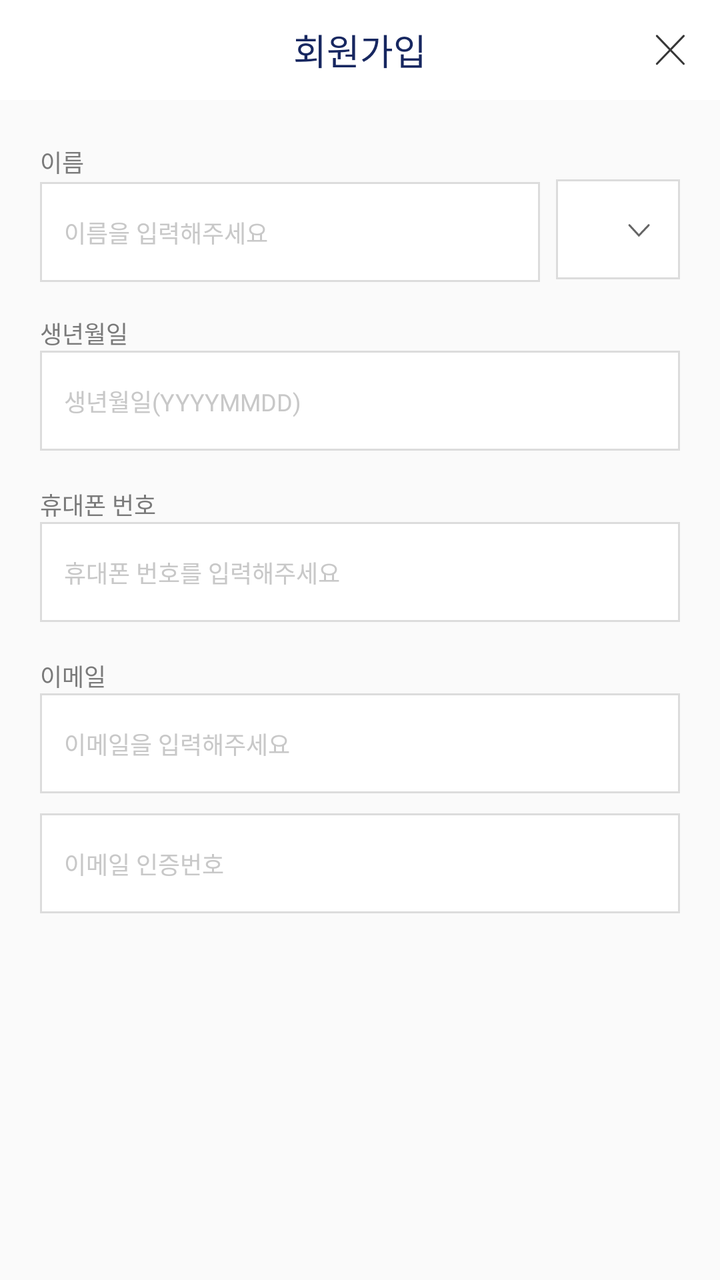
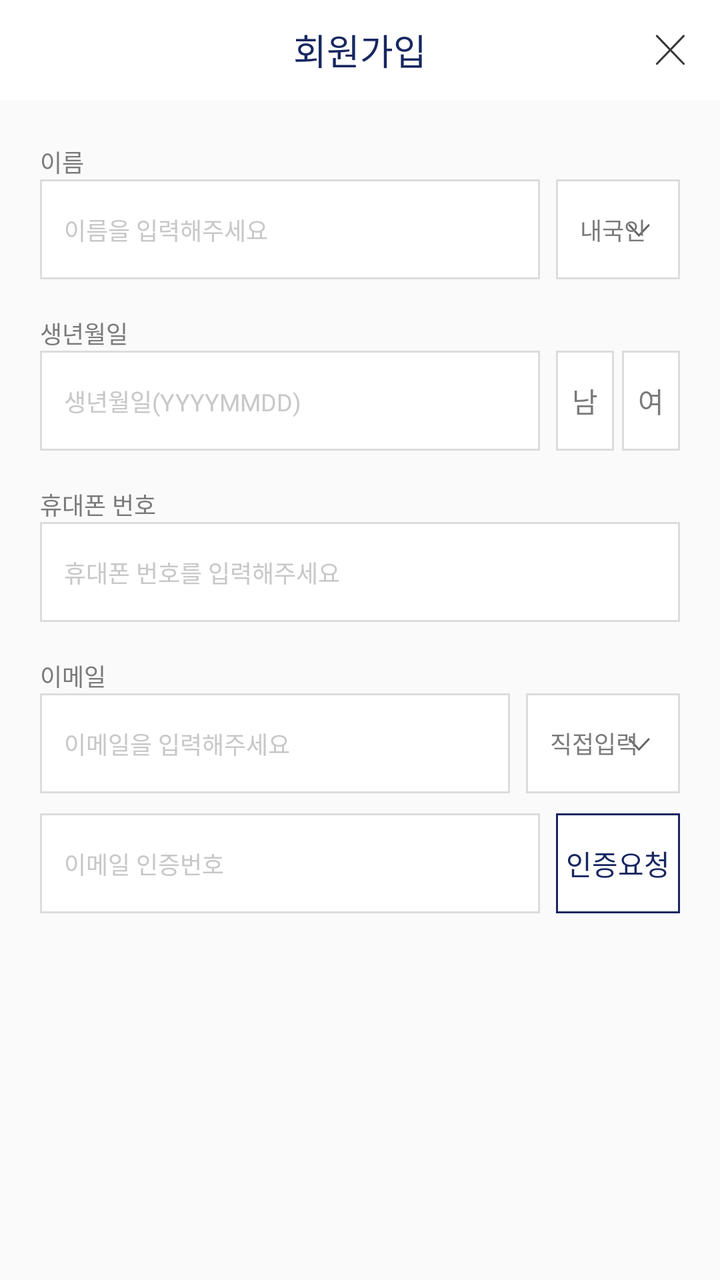

The first picture is an Android layout as it rendered before a commit; the second is the same layout after the commit. The layout source and the unified diff follow.
<!-- AndroidManifest.xml: application theme Theme.TestApplication -->
<!-- res/layout/edit_text.xml -->
<?xml version="1.0" encoding="utf-8"?>
<LinearLayout
    android:id="@+id/edit_text_main_layout"
    xmlns:android="http://schemas.android.com/apk/res/android"
    android:layout_width="match_parent"
    android:layout_height="match_parent"
    android:orientation="vertical"
    android:layout_gravity="center"
    android:focusableInTouchMode="true"
    android:focusable="true">

    <LinearLayout
        android:layout_width="match_parent"
        android:layout_height="50dp"
        android:layout_marginBottom="22dp"
        android:background="@color/white"
        android:paddingStart="10dp"
        android:paddingEnd="10dp"
        android:orientation="horizontal">

        <View
            android:layout_width="30dp"
            android:layout_height="46dp"/>

        <TextView
            android:layout_width="wrap_content"
            android:layout_height="wrap_content"
            android:layout_weight="1"
            android:layout_gravity="center"
            android:gravity="center"
            android:text="@string/edit_text_title"
            android:textSize="18sp"
            android:textColor="@color/main"
            android:fontFamily="@font/notosans_medium_ttf"/>

        <Button
            android:id="@+id/edit_text_close_button"
            android:layout_width="30dp"
            android:layout_height="46dp"
            android:layout_gravity="center"
            android:background="@drawable/btn_close"/>

    </LinearLayout>

    <LinearLayout
        android:layout_width="match_parent"
        android:layout_height="wrap_content"
        android:orientation="vertical"
        android:layout_marginStart="20dp"
        android:layout_marginEnd="20dp">

        <TextView
            android:layout_width="wrap_content"
            android:layout_height="wrap_content"
            android:text="@string/edit_text_name"
            android:textColor="@color/text_default_2"
            android:textSize="12sp"
            android:fontFamily="@font/notosans_regular_ttf"/>

        <LinearLayout
            android:layout_width="match_parent"
            android:layout_height="wrap_content"
            android:orientation="horizontal">

            <EditText
                android:layout_width="250dp"
                android:layout_height="50dp"
                android:layout_marginBottom="18dp"
                android:layout_marginEnd="8dp"
                android:background="@drawable/login_main_edittext"
                android:hint="@string/edit_text_name_hint"
                android:textColorHint="@color/grey"
                android:textSize="12sp"
                android:maxLines="1"
                android:includeFontPadding="false"
                android:fontFamily="@font/notosans_regular_ttf"
                android:paddingStart="12dp"
                android:textColor="@color/black"/>

            <Button
                android:layout_width="wrap_content"
                android:layout_height="50dp"
                android:layout_weight="1"
                android:background="@drawable/bg_spinner"
                android:outlineProvider="none" />


        </LinearLayout>

        <TextView
            android:layout_width="wrap_content"
            android:layout_height="wrap_content"
            android:text="@string/edit_text_birth"
            android:textColor="@color/text_default_2"
            android:textSize="12sp"
            android:fontFamily="@font/notosans_regular_ttf"/>


        <EditText
            android:layout_width="match_parent"
            android:layout_height="50dp"
            android:layout_marginBottom="18dp"
            android:background="@drawable/login_main_edittext"
            android:layout_gravity="center_vertical"
            android:hint="@string/edit_text_birth_hint"
            android:textColorHint="@color/grey"
            android:textSize="12sp"
            android:maxLines="1"
            android:includeFontPadding="false"
            android:fontFamily="@font/notosans_regular_ttf"
            android:paddingStart="12dp"
            android:textColor="@color/black"/>

        <TextView
            android:layout_width="wrap_content"
            android:layout_height="wrap_content"
            android:text="@string/edit_text_phone"
            android:textColor="@color/text_default_2"
            android:textSize="12sp"
            android:fontFamily="@font/notosans_regular_ttf"/>


        <EditText
            android:layout_width="match_parent"
            android:layout_height="50dp"
            android:layout_marginBottom="18dp"
            android:background="@drawable/login_main_edittext"
            android:layout_gravity="center_vertical"
            android:hint="@string/edit_text_phone_hint"
            android:textColorHint="@color/grey"
            android:textSize="12sp"
            android:maxLines="1"
            android:includeFontPadding="false"
            android:fontFamily="@font/notosans_regular_ttf"
            android:paddingStart="12dp"
            android:textColor="@color/black"/>

        <TextView
            android:layout_width="wrap_content"
            android:layout_height="wrap_content"
            android:text="@string/edit_text_email"
            android:textColor="@color/text_default_2"
            android:textSize="12sp"
            android:fontFamily="@font/notosans_regular_ttf"/>


        <EditText
            android:layout_width="match_parent"
            android:layout_height="50dp"
            android:layout_marginBottom="10dp"
            android:background="@drawable/login_main_edittext"
            android:layout_gravity="center_vertical"
            android:hint="@string/edit_text_email_hint"
            android:textColorHint="@color/grey"
            android:textSize="12sp"
            android:maxLines="1"
            android:includeFontPadding="false"
            android:fontFamily="@font/notosans_regular_ttf"
            android:paddingStart="12dp"
            android:textColor="@color/black"/>

        <EditText
            android:layout_width="match_parent"
            android:layout_height="50dp"
            android:background="@drawable/login_main_edittext"
            android:layout_gravity="center_vertical"
            android:hint="@string/edit_text_email_num_hint"
            android:textColorHint="@color/grey"
            android:textSize="12sp"
            android:maxLines="1"
            android:includeFontPadding="false"
            android:fontFamily="@font/notosans_regular_ttf"
            android:paddingStart="12dp"
            android:textColor="@color/black"/>

    </LinearLayout>





</LinearLayout>
<!-- resources referenced by this layout -->
<resources>
  <color name="black">#FF000000</color>
  <color name="grey">#C8C8C8</color>
  <color name="main">#172760</color>
  <color name="text_default_2">#7A7A7A</color>
  <color name="white">#FFFFFFFF</color>
  <!-- drawable btn_close (drawable) -->
  <vector xmlns:android="http://schemas.android.com/apk/res/android"
      android:width="30dp"
      android:height="46dp"
      android:viewportWidth="30"
      android:viewportHeight="46">
    <path
        android:strokeWidth="1"
        android:pathData="m8.446,15.964 l13.408,13.936"
        android:fillColor="#00000000"
        android:strokeColor="#373737"
        android:strokeLineCap="round"/>
    <path
        android:strokeWidth="1"
        android:pathData="M21.854,15.964 L8.446,29.9"
        android:fillColor="#00000000"
        android:strokeColor="#373737"
        android:strokeLineCap="round"/>
  </vector>
  <!-- drawable login_main_edittext (drawable) -->
  <?xml version="1.0" encoding="utf-8"?>
  <shape
      xmlns:android="http://schemas.android.com/apk/res/android"
      android:shape="rectangle">
      <solid android:color="#ffffff" />
      <stroke
          android:width="1dp"
          android:color="@color/splash" />
  </shape>
  <string name="edit_text_birth">생년월일</string>
  <string name="edit_text_birth_hint">생년월일(YYYYMMDD)</string>
  <string name="edit_text_email">이메일</string>
  <string name="edit_text_email_hint">이메일을 입력해주세요</string>
  <string name="edit_text_email_num_hint">이메일 인증번호</string>
  <string name="edit_text_name">이름</string>
  <string name="edit_text_name_hint">이름을 입력해주세요</string>
  <string name="edit_text_phone">휴대폰 번호</string>
  <string name="edit_text_phone_hint">휴대폰 번호를 입력해주세요</string>
  <string name="edit_text_title">회원가입</string>
  <style name="Theme.TestApplication" parent="Theme.AppCompat.Light">
          
          <item name="windowNoTitle">true</item>
          <item name="android:windowLightStatusBar">true</item>
          <item name="android:statusBarColor">#FFFFFF</item>
      </style>
  <color name="splash">#DCDCDC</color>
  <!-- drawable dropdown_arrow (drawable) -->
  <vector xmlns:android="http://schemas.android.com/apk/res/android"
      android:width="24dp"
      android:height="24dp"
      android:viewportWidth="24"
      android:viewportHeight="24">
    <path
        android:pathData="M0,0h24v24H0z"
        android:fillColor="#fff"/>
    <path
        android:strokeWidth="1"
        android:pathData="m6.714,9.928 l4.737,5.144 4.9,-5.144"
        android:fillColor="#00000000"
        android:strokeColor="#656565"
        android:strokeLineCap="round"/>
  </vector>
  <!-- unchanged entries left out for length: 1 -->
</resources>

<!-- the commit's change to res/layout/edit_text.xml (unified diff, before → after) -->
@@ -60,12 +60,14 @@
         <LinearLayout
             android:layout_width="match_parent"
             android:layout_height="wrap_content"
+            android:layout_marginBottom="18dp"
+            android:gravity="center_vertical"
             android:orientation="horizontal">
 
             <EditText
+                android:id="@+id/edit_Text_name_editText"
                 android:layout_width="250dp"
                 android:layout_height="50dp"
-                android:layout_marginBottom="18dp"
                 android:layout_marginEnd="8dp"
                 android:background="@drawable/login_main_edittext"
                 android:hint="@string/edit_text_name_hint"
@@ -81,8 +83,15 @@
                 android:layout_width="wrap_content"
                 android:layout_height="50dp"
                 android:layout_weight="1"
+                android:gravity="left|center_vertical"
+                android:paddingStart="12dp"
                 android:background="@drawable/bg_spinner"
-                android:outlineProvider="none" />
+                android:outlineProvider="none"
+                android:text="@string/edit_text_local"
+                android:fontFamily="@font/notosans_regular_ttf"
+                android:textColor="@color/text_default_2"
+                android:textSize="12sp"
+                android:includeFontPadding="false"/>
 
 
         </LinearLayout>
@@ -95,21 +104,55 @@
             android:textSize="12sp"
             android:fontFamily="@font/notosans_regular_ttf"/>
 
-
-        <EditText
+        <LinearLayout
             android:layout_width="match_parent"
             android:layout_height="50dp"
             android:layout_marginBottom="18dp"
-            android:background="@drawable/login_main_edittext"
-            android:layout_gravity="center_vertical"
-            android:hint="@string/edit_text_birth_hint"
-            android:textColorHint="@color/grey"
-            android:textSize="12sp"
-            android:maxLines="1"
-            android:includeFontPadding="false"
-            android:fontFamily="@font/notosans_regular_ttf"
-            android:paddingStart="12dp"
-            android:textColor="@color/black"/>
+            android:gravity="center_vertical"
+            android:orientation="horizontal">
+
+            <EditText
+                android:layout_width="250dp"
+                android:layout_height="50dp"
+                android:layout_marginEnd="8dp"
+                android:background="@drawable/login_main_edittext"
+                android:hint="@string/edit_text_birth_hint"
+                android:textColorHint="@color/grey"
+                android:textSize="12sp"
+                android:maxLines="1"
+                android:includeFontPadding="false"
+                android:fontFamily="@font/notosans_regular_ttf"
+                android:paddingStart="12dp"
+                android:textColor="@color/black"/>
+
+            <Button
+                android:layout_width="wrap_content"
+                android:layout_height="match_parent"
+                android:layout_weight="1"
+                android:background="@drawable/login_main_edittext"
+                android:outlineProvider="none"
+                android:fontFamily="@font/notosans_regular_ttf"
+                android:includeFontPadding="false"
+                android:textSize="14sp"
+                android:textColor="@color/text_default_2"
+                android:text="@string/edit_text_male"/>
+
+            <View
+                android:layout_width="4dp"
+                android:layout_height="0dp"/>
+
+            <Button
+                android:layout_width="wrap_content"
+                android:layout_height="match_parent"
+                android:layout_weight="1"
+                android:background="@drawable/login_main_edittext"
+                android:outlineProvider="none"
+                android:includeFontPadding="false"
+                android:textSize="14sp"
+                android:textColor="@color/text_default_2"
+                android:text="@string/edit_text_female"/>
+        </LinearLayout>
+
 
         <TextView
             android:layout_width="wrap_content"
@@ -143,35 +186,75 @@
             android:textSize="12sp"
             android:fontFamily="@font/notosans_regular_ttf"/>
 
-
-        <EditText
-            android:layout_width="match_parent"
-            android:layout_height="50dp"
+        <LinearLayout
+            android:layout_width="match_parent"
+            android:layout_height="wrap_content"
             android:layout_marginBottom="10dp"
-            android:background="@drawable/login_main_edittext"
-            android:layout_gravity="center_vertical"
-            android:hint="@string/edit_text_email_hint"
-            android:textColorHint="@color/grey"
-            android:textSize="12sp"
-            android:maxLines="1"
-            android:includeFontPadding="false"
-            android:fontFamily="@font/notosans_regular_ttf"
-            android:paddingStart="12dp"
-            android:textColor="@color/black"/>
-
-        <EditText
-            android:layout_width="match_parent"
-            android:layout_height="50dp"
-            android:background="@drawable/login_main_edittext"
-            android:layout_gravity="center_vertical"
-            android:hint="@string/edit_text_email_num_hint"
-            android:textColorHint="@color/grey"
-            android:textSize="12sp"
-            android:maxLines="1"
-            android:includeFontPadding="false"
-            android:fontFamily="@font/notosans_regular_ttf"
-            android:paddingStart="12dp"
-            android:textColor="@color/black"/>
+            android:orientation="horizontal">
+
+            <EditText
+                android:layout_width="235dp"
+                android:layout_height="50dp"
+                android:layout_marginEnd="8dp"
+                android:background="@drawable/login_main_edittext"
+                android:hint="@string/edit_text_email_hint"
+                android:textColorHint="@color/grey"
+                android:textSize="12sp"
+                android:maxLines="1"
+                android:includeFontPadding="false"
+                android:fontFamily="@font/notosans_regular_ttf"
+                android:paddingStart="12dp"
+                android:textColor="@color/black"/>
+
+            <Button
+                android:layout_width="wrap_content"
+                android:layout_height="50dp"
+                android:layout_weight="1"
+                android:layout_gravity="center_vertical"
+                android:gravity="left|center_vertical"
+                android:background="@drawable/bg_spinner"
+                android:outlineProvider="none"
+                android:paddingStart="12dp"
+                android:text="@string/edit_text_direct_input"
+                android:textSize="12sp"
+                android:textColor="@color/text_default_2"/>
+
+
+        </LinearLayout>
+
+
+
+        <LinearLayout
+            android:layout_width="match_parent"
+            android:layout_height="50dp">
+
+            <EditText
+                android:layout_width="250dp"
+                android:layout_height="match_parent"
+                android:layout_marginEnd="8dp"
+                android:background="@drawable/login_main_edittext"
+                android:layout_gravity="center_vertical"
+                android:hint="@string/edit_text_email_num_hint"
+                android:textColorHint="@color/grey"
+                android:textSize="12sp"
+                android:maxLines="1"
+                android:includeFontPadding="false"
+                android:fontFamily="@font/notosans_regular_ttf"
+                android:paddingStart="12dp"
+                android:textColor="@color/black"/>
+
+            <Button
+                android:layout_width="wrap_content"
+                android:layout_height="match_parent"
+                android:layout_weight="1"
+                android:background="@drawable/btn_main_stroke"
+                android:outlineProvider="none"
+                android:text="@string/edit_text_auth_req"
+                android:textColor="@color/main"
+                android:textSize="14sp"
+                android:includeFontPadding="false"/>
+
+        </LinearLayout>
 
     </LinearLayout>
 
<!-- resource entries referenced after the edit -->
@@ -24,6 +24,16 @@
         android:strokeColor="#373737"
         android:strokeLineCap="round"/>
   </vector>
+  <!-- drawable btn_main_stroke (drawable) -->
+  <?xml version="1.0" encoding="utf-8"?>
+  <shape
+      xmlns:android="http://schemas.android.com/apk/res/android"
+      android:shape="rectangle">
+      <solid android:color="#ffffff" />
+      <stroke
+          android:width="1dp"
+          android:color="@color/main" />
+  </shape>
   <!-- drawable login_main_edittext (drawable) -->
   <?xml version="1.0" encoding="utf-8"?>
   <shape
@@ -34,11 +44,16 @@
           android:width="1dp"
           android:color="@color/splash" />
   </shape>
+  <string name="edit_text_auth_req">인증요청</string>
   <string name="edit_text_birth">생년월일</string>
   <string name="edit_text_birth_hint">생년월일(YYYYMMDD)</string>
+  <string name="edit_text_direct_input">직접입력</string>
   <string name="edit_text_email">이메일</string>
   <string name="edit_text_email_hint">이메일을 입력해주세요</string>
   <string name="edit_text_email_num_hint">이메일 인증번호</string>
+  <string name="edit_text_female">여</string>
+  <string name="edit_text_local">내국인</string>
+  <string name="edit_text_male">남</string>
   <string name="edit_text_name">이름</string>
   <string name="edit_text_name_hint">이름을 입력해주세요</string>
   <string name="edit_text_phone">휴대폰 번호</string>
